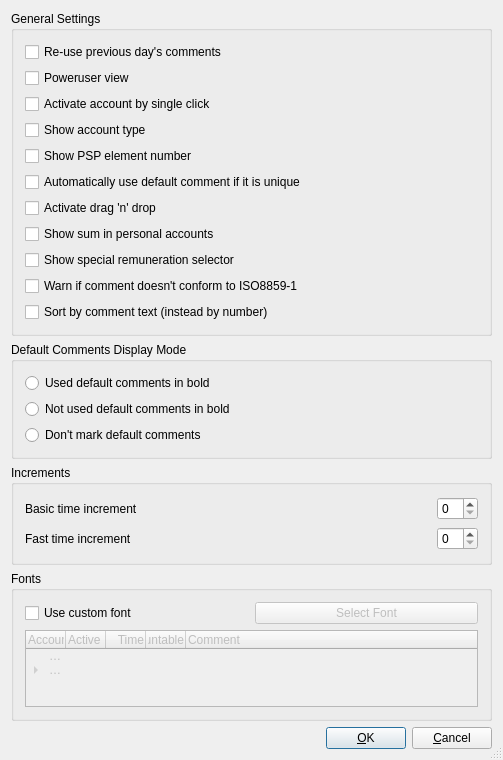
Before: the Qt Designer form src/preferencedialogbase.ui in scVENUS/sctime, drawn with Qt 5.
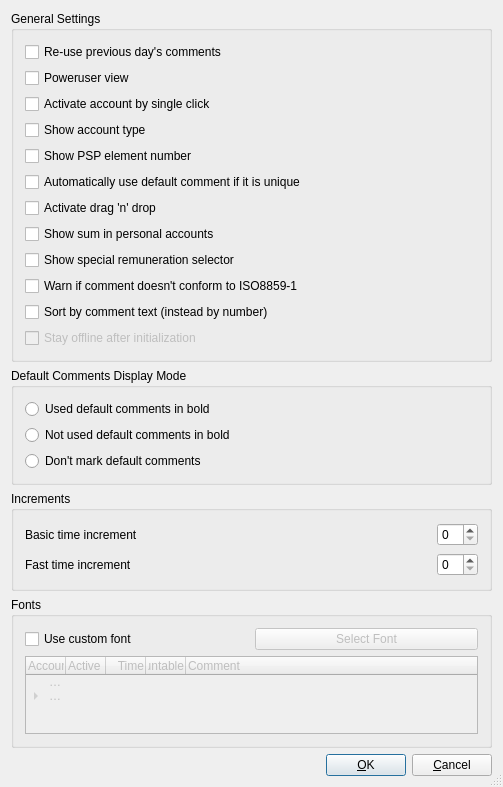
After: the same form once the commit is applied.

Commit message: add offline mode for REST

What changed in the file:
```diff
--- a/src/preferencedialogbase.ui
+++ b/src/preferencedialogbase.ui
@@ -7,7 +7,7 @@
     <x>0</x>
     <y>0</y>
     <width>503</width>
-    <height>760</height>
+    <height>787</height>
    </rect>
   </property>
   <property name="windowTitle">
@@ -100,6 +100,19 @@
         </property>
        </widget>
       </item>
+      <item>
+       <widget class="QCheckBox" name="stayOfflineCheckbox">
+        <property name="enabled">
+         <bool>false</bool>
+        </property>
+        <property name="text">
+         <string>Stay offline after initialization</string>
+        </property>
+        <property name="checkable">
+         <bool>true</bool>
+        </property>
+       </widget>
+      </item>
      </layout>
     </widget>
    </item>
```
The commit also changes 16 other files.
